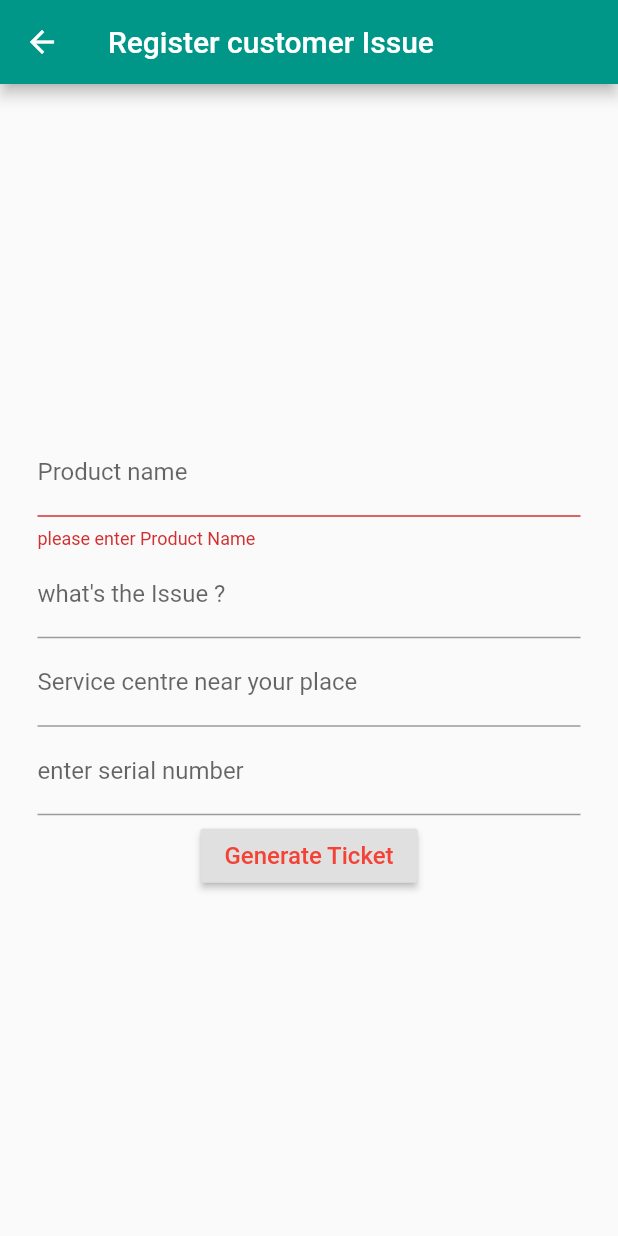
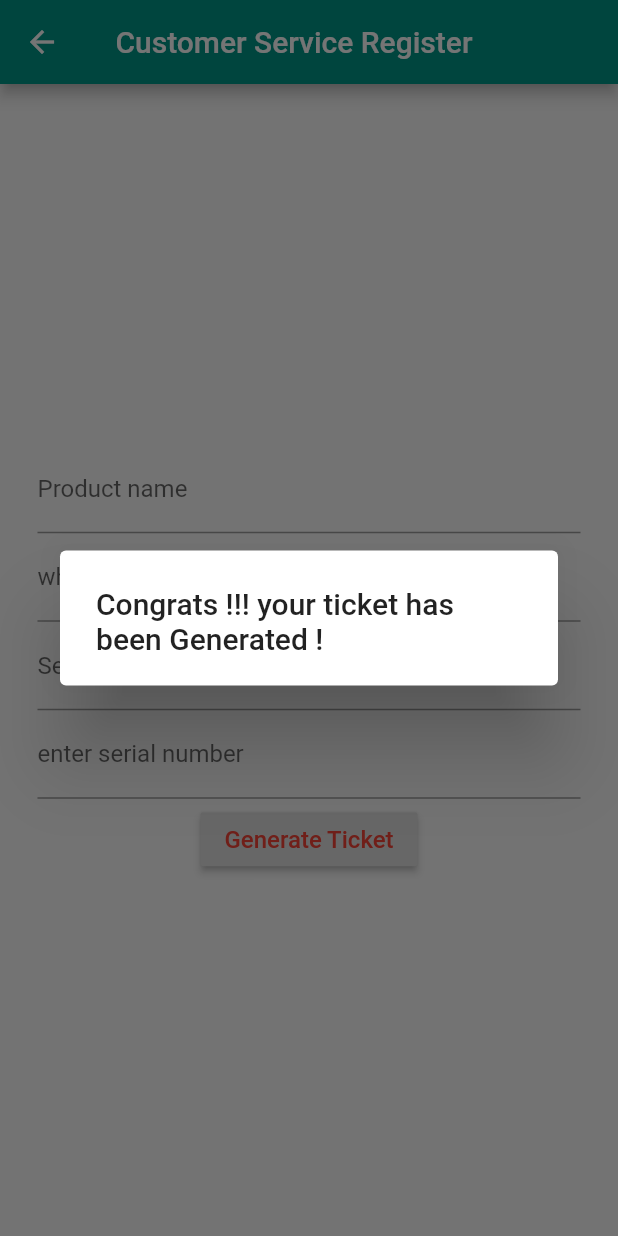
Before and after one commit to INTERNS-LXI-TECHNOLOGIES/Flutter-Workshop, a Flutter app: the FormScreen screen opened by its route, after a tap on "Generate Ticket", on a phone screen of 412 x 824 dp. Run offline on Flutter 3.47's test engine with Material 2 defaults, Android fonts, the phone set to English and light mode, and no system bars.

Commit message:
http://jira.bytatech.com:8080/browse/IN-8205

```diff
--- a/customerApp/lib/main.dart
+++ b/customerApp/lib/main.dart
@@ -1,4 +1,5 @@
 import 'package:customerApp/src/purchase.dart';
+import 'package:customerApp/src/tickets.dart';
 import 'package:flutter/material.dart';
 import './src/addComplaint.dart';
 
@@ -17,6 +18,7 @@ class MyApp extends StatelessWidget {
       routes: {
         '/addComplaint': (context) => FormScreen(),
         '/purchase': (context) => Purchase(),
+        '/tickets': (context) => Tickets(),
       },
       title: 'Esquire CustomerApp',
       home: HomePage(),
--- a/customerApp/lib/src/addComplaint.dart
+++ b/customerApp/lib/src/addComplaint.dart
@@ -1,4 +1,3 @@
-import 'package:customerApp/widget/customForm.dart';
 import 'package:flutter/material.dart';
 
 class FormScreen extends StatefulWidget {
@@ -11,9 +10,7 @@ class FormScreen extends StatefulWidget {
 class FormScreenState extends State<FormScreen> {
   String name;
 
-//  String email;
-//  String password;
-//  String phoneNumber;
+
   final GlobalKey<FormState> formKey = GlobalKey<FormState>();
 
   Widget buildName() {
@@ -49,7 +46,7 @@ class FormScreenState extends State<FormScreen> {
 
   Widget build(BuildContext context) {
     return Scaffold(
-      appBar: AppBar(title: Text("Register customer Issue")),
+      appBar: AppBar(title: Text(" Customer Service Register ")),
       body: Container(
         margin: EdgeInsets.all(25),
         child: Form(
@@ -70,18 +67,15 @@ class FormScreenState extends State<FormScreen> {
                     style: TextStyle(color: Colors.red, fontSize: 16),
                   ),
                   onPressed: () {
-                    if (!formKey.currentState.validate()) {
-                       return showAlertDialog(context);
-
-                    } else
-                      // ignore: unnecessary_statements
-                      () {
-                        showAlertDialog(context);
-//                        formKey.currentState.save();
-//                        print(name);
-                      };
-
-                    // formKey.currentState.save()
+//                    if (!formKey.currentState.validate()) {
+                      showDialog(
+                          context: context,
+                          child: new AlertDialog(
+                            title: new Text(
+                                "Congrats !!! your ticket has been Generated !"),
+                          ));
+                  //  }
+                    // ignore: unnecessary_statements
                   })
             ],
           ),
@@ -90,12 +84,3 @@ class FormScreenState extends State<FormScreen> {
     );
   }
 }
-showAlertDialog(BuildContext context) {
-  // Create button
-  Widget okButton = FlatButton(
-    child: Text("OK"),
-    onPressed: () {
-      Navigator.of(context).pop();
-    },
-  );
-}
```
Also changed, not shown: customerApp/lib/src/purchase.dart (+18 -3 lines), customerApp/lib/src/tickets.dart (+15 -2 lines).
